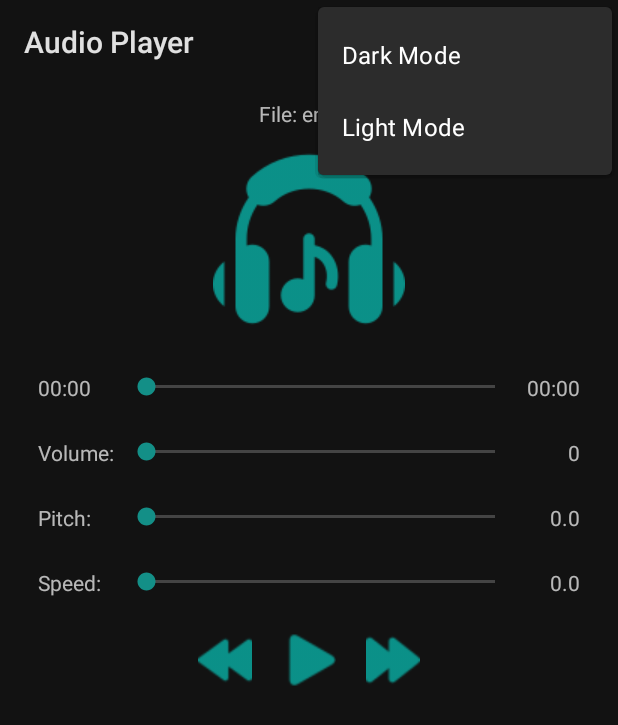
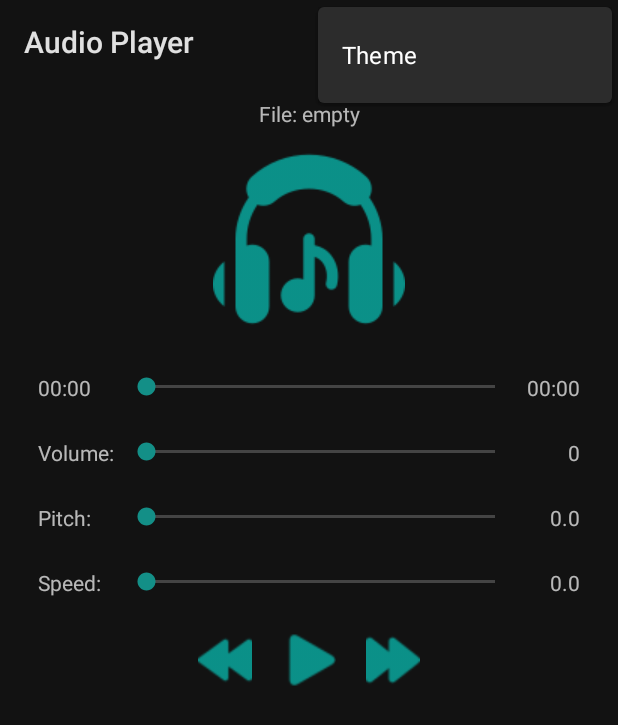
Before and after one commit to RakibOFC/Android-Toolbox, an Android app: the AudioPlayerActivity screen opened directly, with no data from a screen before it, with the options menu open, on a phone screen of 412 x 824 dp. Shown: the top 725 px of the screen. Run offline under Robolectric (Android 15) with nearby library versions, the phone set to English and light mode, and no system bars.

Commit message:
set theme option in PDFReader

```diff
--- a/app/src/main/java/com/rakibofc/androidtoolbox/AudioPlayerActivity.java
+++ b/app/src/main/java/com/rakibofc/androidtoolbox/AudioPlayerActivity.java
@@ -87,12 +87,8 @@ public class AudioPlayerActivity extends AppCompatActivity {
                 showFileChooser();
                 break;
 
-            case R.id.darkMode:
-                AppCompatDelegate.setDefaultNightMode(AppCompatDelegate.MODE_NIGHT_YES);
-                break;
+            case R.id.theme:
 
-            case R.id.lightMode:
-                AppCompatDelegate.setDefaultNightMode(AppCompatDelegate.MODE_NIGHT_NO);
                 break;
         }
         return super.onOptionsItemSelected(item);
--- a/app/src/main/res/menu/open_file_menu.xml
+++ b/app/src/main/res/menu/open_file_menu.xml
@@ -11,11 +11,7 @@
         app:showAsAction="always" />
 
     <item
-        android:id="@+id/darkMode"
-        android:title="@string/dark_mode" />
-
-    <item
-        android:id="@+id/lightMode"
-        android:title="@string/light_mode" />
+        android:id="@+id/theme"
+        android:title="@string/theme" />
 
 </menu>
```
Also changed, not shown: app/src/main/java/com/rakibofc/androidtoolbox/PDFReader.java (+53 -7 lines), app/src/main/java/com/rakibofc/androidtoolbox/Stopwatch.java (+0 -45 lines), app/src/main/java/com/rakibofc/androidtoolbox/Timer.java (+1 -6 lines).
